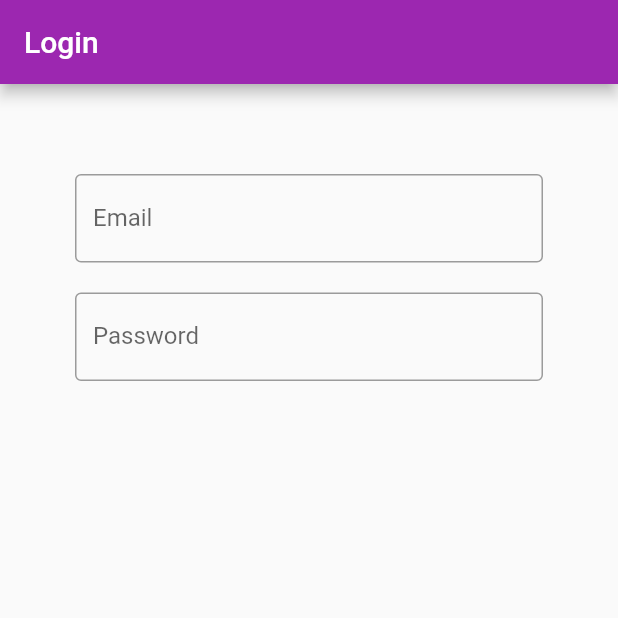
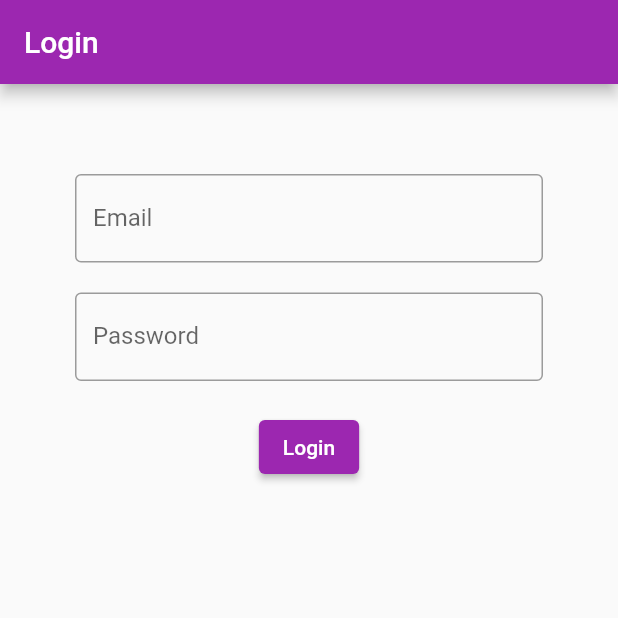
Before and after one commit to Wagner-Coche/LoginPage, a Flutter app: the screen it shows after launch, on a phone screen of 412 x 824 dp, the top half of it. Run offline on Flutter 3.47's test engine with Material 2 defaults, Android fonts, the phone set to English and light mode, and no system bars.

Commit message:
imported buttonlogin

```diff
--- a/lib/textfield.dart
+++ b/lib/textfield.dart
@@ -1,5 +1,6 @@
 import 'package:flutter/cupertino.dart';
 import 'package:flutter/material.dart';
+import 'package:login_page/buttonlogin.dart';
 
 class TxtField extends StatelessWidget{
 
@@ -31,6 +32,12 @@ class TxtField extends StatelessWidget{
                 border: OutlineInputBorder(),
               ),
             ),
+            SizedBox(
+              height: 20,
+            ),
+            SizedBox(
+              child: ButtonLogin(),
+            ),
           ],
         ),
       ),
```
Also changed, not shown: lib/buttonlogin.dart (line endings or trailing spaces).
